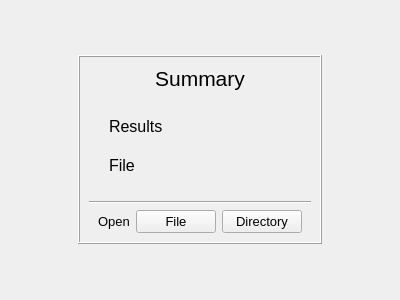
First picture: the form in source/summarywidget.ui, repository radszy/ntscout, before the edit.
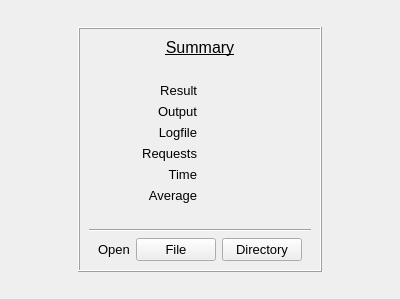
Second picture: the form after the edit.

Commit message: show time only in summary show more info in summary changing visual stuff

The edit to the form file:
```diff
--- a/source/summarywidget.ui
+++ b/source/summarywidget.ui
@@ -7,7 +7,7 @@
     <x>0</x>
     <y>0</y>
     <width>400</width>
-    <height>300</height>
+    <height>299</height>
    </rect>
   </property>
   <property name="windowTitle">
@@ -56,11 +56,12 @@
           <widget class="QLabel" name="label">
            <property name="font">
             <font>
-             <pointsize>16</pointsize>
+             <family>Segoe UI</family>
+             <pointsize>12</pointsize>
             </font>
            </property>
            <property name="text">
-            <string>Summary</string>
+            <string>&lt;html&gt;&lt;head/&gt;&lt;body&gt;&lt;p&gt;&lt;span style=&quot; text-decoration: underline;&quot;&gt;Summary&lt;/span&gt;&lt;/p&gt;&lt;/body&gt;&lt;/html&gt;</string>
            </property>
            <property name="alignment">
             <set>Qt::AlignCenter</set>
@@ -68,64 +69,46 @@
           </widget>
          </item>
          <item>
-          <layout class="QFormLayout" name="formLayout">
-           <property name="fieldGrowthPolicy">
-            <enum>QFormLayout::AllNonFixedFieldsGrow</enum>
-           </property>
-           <property name="horizontalSpacing">
-            <number>20</number>
-           </property>
-           <property name="verticalSpacing">
-            <number>20</number>
-           </property>
-           <property name="leftMargin">
-            <number>20</number>
-           </property>
+          <layout class="QGridLayout" name="gridLayout">
            <property name="topMargin">
             <number>20</number>
            </property>
-           <property name="rightMargin">
-            <number>20</number>
-           </property>
            <property name="bottomMargin">
             <number>20</number>
            </property>
-           <item row="0" column="0">
-            <widget class="QLabel" name="summaryLabel">
-             <property name="font">
-              <font>
-               <pointsize>12</pointsize>
-              </font>
-             </property>
-             <property name="text">
-              <string>Results</string>
-             </property>
-             <property name="wordWrap">
-              <bool>true</bool>
-             </property>
-            </widget>
-           </item>
-           <item row="0" column="1">
-            <widget class="QLabel" name="resultsLabel">
-             <property name="font">
-              <font>
-               <pointsize>12</pointsize>
-              </font>
-             </property>
+           <item row="2" column="1">
+            <widget class="QLabel" name="logLabel">
              <property name="text">
               <string/>
              </property>
             </widget>
            </item>
            <item row="1" column="0">
-            <widget class="QLabel" name="label_2">
+            <widget class="QLabel" name="label_4">
              <property name="font">
               <font>
-               <pointsize>12</pointsize>
+               <family>Segoe UI</family>
+               <pointsize>10</pointsize>
               </font>
              </property>
              <property name="text">
-              <string>File</string>
+              <string>Output</string>
+             </property>
+             <property name="alignment">
+              <set>Qt::AlignRight|Qt::AlignTrailing|Qt::AlignVCenter</set>
+             </property>
+            </widget>
+           </item>
+           <item row="0" column="1">
+            <widget class="QLabel" name="resultLabel">
+             <property name="font">
+              <font>
+               <family>Segoe UI</family>
+               <pointsize>10</pointsize>
+              </font>
+             </property>
+             <property name="text">
+              <string/>
              </property>
             </widget>
            </item>
@@ -133,7 +116,8 @@
             <widget class="QLabel" name="fileLabel">
              <property name="font">
               <font>
-               <pointsize>12</pointsize>
+               <family>Segoe UI</family>
+               <pointsize>10</pointsize>
               </font>
              </property>
              <property name="text">
@@ -141,6 +125,110 @@
              </property>
             </widget>
            </item>
+           <item row="3" column="0">
+            <widget class="QLabel" name="label_6">
+             <property name="font">
+              <font>
+               <family>Segoe UI</family>
+               <pointsize>10</pointsize>
+              </font>
+             </property>
+             <property name="text">
+              <string>Requests</string>
+             </property>
+             <property name="alignment">
+              <set>Qt::AlignRight|Qt::AlignTrailing|Qt::AlignVCenter</set>
+             </property>
+            </widget>
+           </item>
+           <item row="0" column="0">
+            <widget class="QLabel" name="label_5">
+             <property name="font">
+              <font>
+               <family>Segoe UI</family>
+               <pointsize>10</pointsize>
+              </font>
+             </property>
+             <property name="text">
+              <string>Result</string>
+             </property>
+             <property name="alignment">
+              <set>Qt::AlignRight|Qt::AlignTrailing|Qt::AlignVCenter</set>
+             </property>
+             <property name="margin">
+              <number>0</number>
+             </property>
+            </widget>
+           </item>
+           <item row="3" column="1">
+            <widget class="QLabel" name="requestLabel">
+             <property name="text">
+              <string/>
+             </property>
+            </widget>
+           </item>
+           <item row="2" column="0">
+            <widget class="QLabel" name="label_2">
+             <property name="font">
+              <font>
+               <family>Segoe UI</family>
+               <pointsize>10</pointsize>
+              </font>
+             </property>
+             <property name="text">
+              <string>Logfile</string>
+             </property>
+             <property name="alignment">
+              <set>Qt::AlignRight|Qt::AlignTrailing|Qt::AlignVCenter</set>
+             </property>
+            </widget>
+           </item>
+           <item row="4" column="1">
+            <widget class="QLabel" name="timeLabel">
+             <property name="text">
+              <string/>
+             </property>
+            </widget>
+           </item>
+           <item row="4" column="0">
+            <widget class="QLabel" name="label_7">
+             <property name="font">
+              <font>
+               <family>Segoe UI</family>
+               <pointsize>10</pointsize>
+              </font>
+             </property>
+             <property name="text">
+              <string>Time</string>
+             </property>
+             <property name="alignment">
+              <set>Qt::AlignRight|Qt::AlignTrailing|Qt::AlignVCenter</set>
+             </property>
+            </widget>
+           </item>
+           <item row="5" column="0">
+            <widget class="QLabel" name="label_9">
+             <property name="font">
+              <font>
+               <family>Segoe UI</family>
+               <pointsize>10</pointsize>
+              </font>
+             </property>
+             <property name="text">
+              <string>Average</string>
+             </property>
+             <property name="alignment">
+              <set>Qt::AlignRight|Qt::AlignTrailing|Qt::AlignVCenter</set>
+             </property>
+            </widget>
+           </item>
+           <item row="5" column="1">
+            <widget class="QLabel" name="averageLabel">
+             <property name="text">
+              <string/>
+             </property>
+            </widget>
+           </item>
           </layout>
          </item>
          <item>
```
The commit also changes 12 other files.
